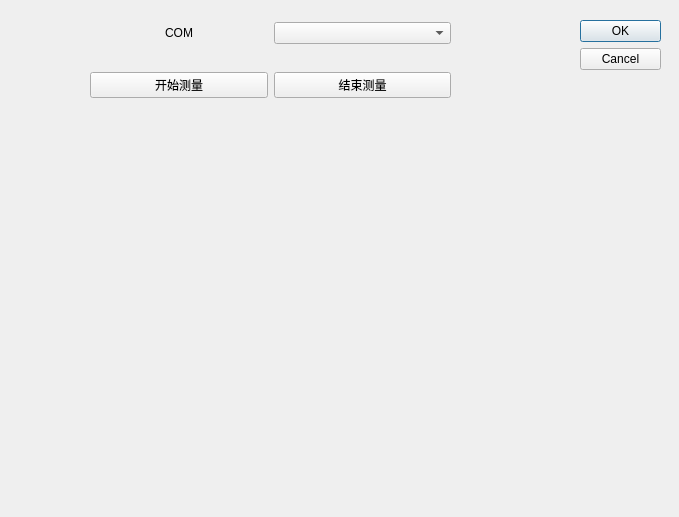
Before: the Qt Designer form TZD.ui in AaronGe88/TZD, drawn with Qt 5.
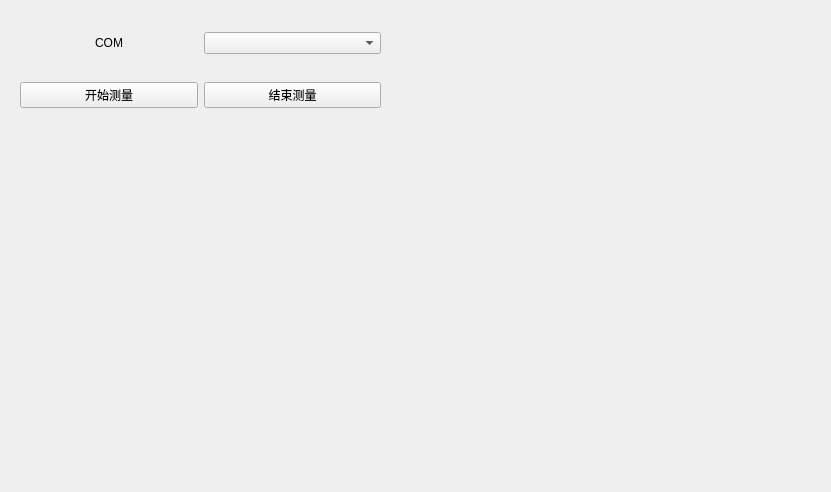
After: the same form once the commit is applied. Custom widgets are drawn as their Qt base class.

```diff
--- a/TZD.ui
+++ b/TZD.ui
@@ -1,39 +1,33 @@
 <?xml version="1.0" encoding="UTF-8"?>
 <ui version="4.0">
- <class>Dialog</class>
- <widget class="QDialog" name="Dialog">
+ <class>Form</class>
+ <widget class="QWidget" name="Form">
   <property name="geometry">
    <rect>
     <x>0</x>
     <y>0</y>
-    <width>679</width>
-    <height>517</height>
+    <width>831</width>
+    <height>492</height>
    </rect>
   </property>
   <property name="windowTitle">
    <string>Dialog</string>
   </property>
-  <widget class="QDialogButtonBox" name="buttonBox">
+  <widget class="MatplotlibWidget" name="widget" native="true">
    <property name="geometry">
     <rect>
-     <x>580</x>
-     <y>20</y>
-     <width>81</width>
-     <height>61</height>
+     <x>20</x>
+     <y>150</y>
+     <width>621</width>
+     <height>271</height>
     </rect>
    </property>
-   <property name="orientation">
-    <enum>Qt::Vertical</enum>
-   </property>
-   <property name="standardButtons">
-    <set>QDialogButtonBox::Cancel|QDialogButtonBox::Ok</set>
-   </property>
   </widget>
   <widget class="QWidget" name="gridLayoutWidget">
    <property name="geometry">
     <rect>
-     <x>90</x>
-     <y>0</y>
+     <x>20</x>
+     <y>10</y>
      <width>361</width>
      <height>121</height>
     </rect>
@@ -72,6 +66,14 @@
   <zorder>gridLayoutWidget</zorder>
   <zorder>btnComm</zorder>
  </widget>
+ <customwidgets>
+  <customwidget>
+   <class>MatplotlibWidget</class>
+   <extends>QWidget</extends>
+   <header>matplotlibwidget.h</header>
+   <container>1</container>
+  </customwidget>
+ </customwidgets>
  <resources/>
  <connections>
   <connection>
```
Left out of the diff: 40 changed lines with no effect on the pictures.
